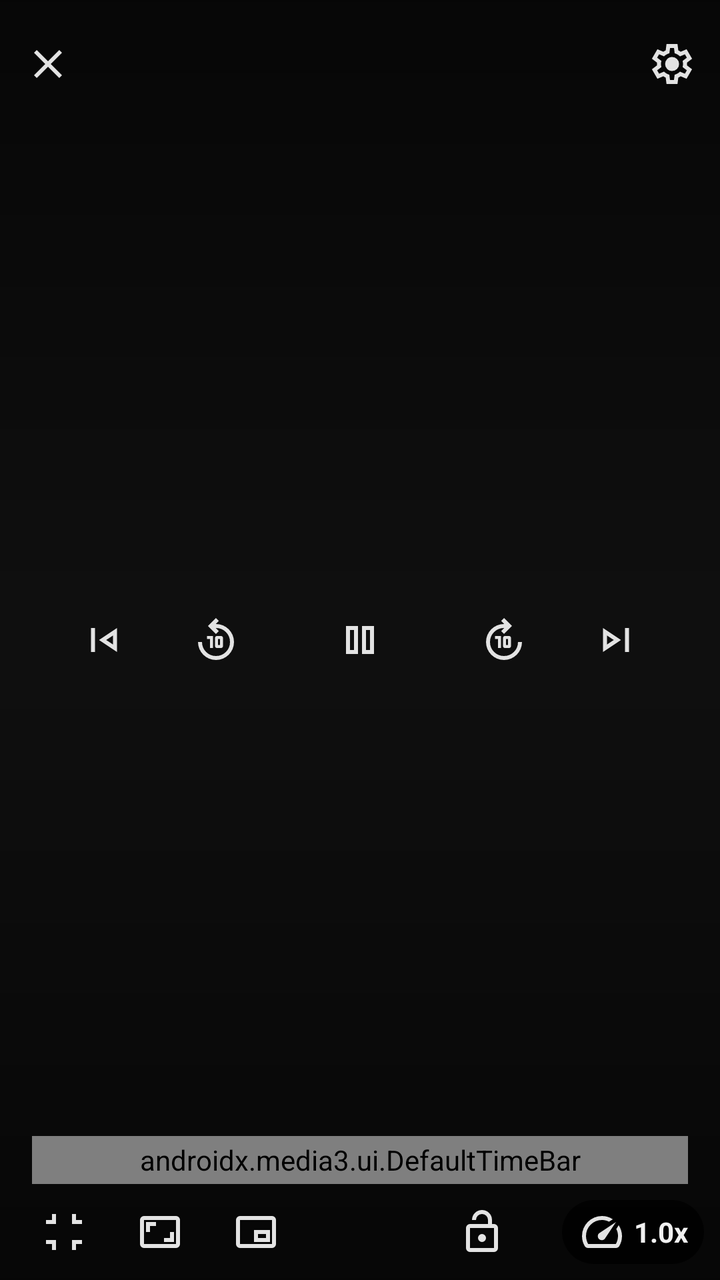
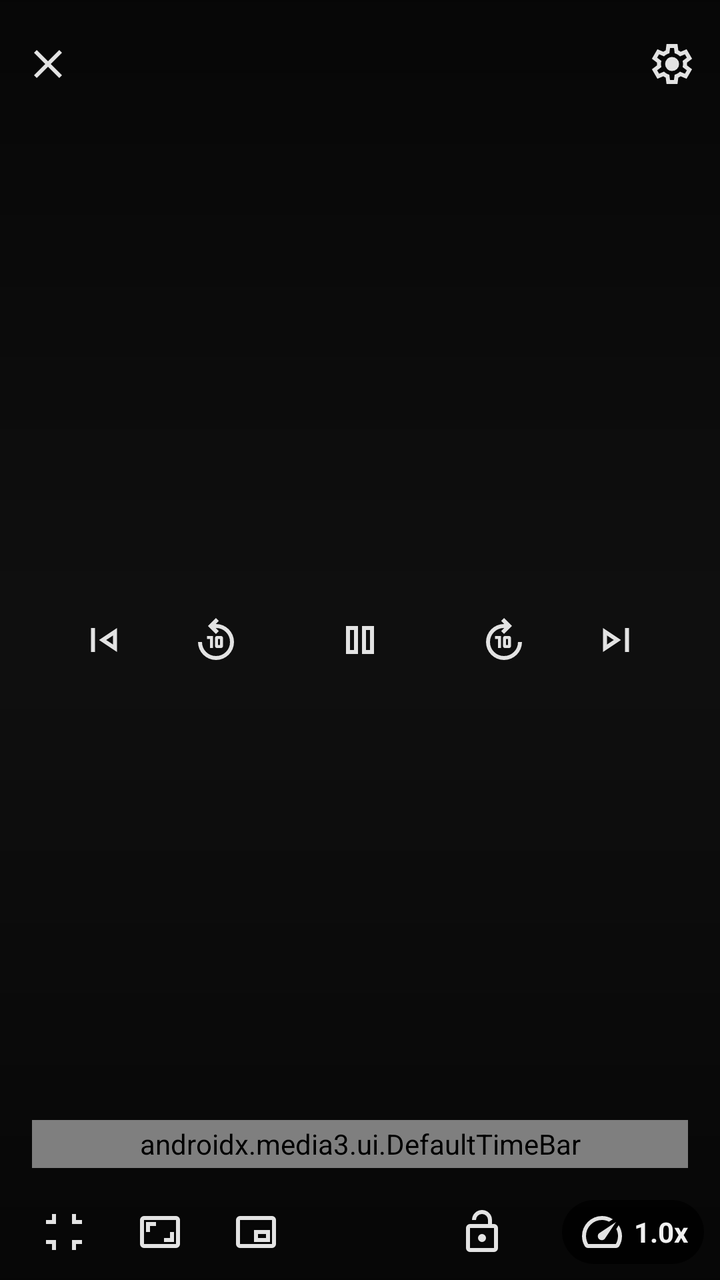

The first picture is an Android layout as it rendered before a commit; the second is the same layout after the commit. The layout source and the unified diff follow.
<!-- AndroidManifest.xml: application theme Theme.NobiStream -->
<!-- res/layout/exo_player_control_view.xml -->
<?xml version="1.0" encoding="utf-8"?>
<androidx.constraintlayout.widget.ConstraintLayout xmlns:android="http://schemas.android.com/apk/res/android"
    xmlns:app="http://schemas.android.com/apk/res-auto"
    android:id="@+id/playerControllerRoot"
    android:layout_width="match_parent"
    android:layout_height="match_parent"
    android:background="@drawable/player_controller_scrim">

    
    <ImageButton
        android:id="@+id/ctrlBack"
        android:layout_width="@dimen/icon_button_size"
        android:layout_height="@dimen/icon_button_size"
        android:layout_marginTop="@dimen/spacing_8"
        android:background="?attr/selectableItemBackgroundBorderless"
        android:contentDescription="@string/player_close"
        android:src="@drawable/ic_close"
        app:layout_constraintStart_toStartOf="parent"
        app:layout_constraintTop_toTopOf="parent" />

    <TextView
        android:id="@+id/ctrlTitle"
        android:layout_width="0dp"
        android:layout_height="wrap_content"
        android:layout_marginStart="@dimen/spacing_8"
        android:layout_marginEnd="@dimen/spacing_8"
        android:ellipsize="end"
        android:maxLines="1"
        android:textColor="@color/text_primary"
        android:textSize="@dimen/text_body"
        android:textStyle="bold"
        app:layout_constraintBottom_toBottomOf="@id/ctrlBack"
        app:layout_constraintEnd_toStartOf="@id/ctrlOptions"
        app:layout_constraintStart_toEndOf="@id/ctrlBack"
        app:layout_constraintTop_toTopOf="@id/ctrlBack" />

    <ImageButton
        android:id="@+id/ctrlOptions"
        android:layout_width="@dimen/icon_button_size"
        android:layout_height="@dimen/icon_button_size"
        android:layout_marginTop="@dimen/spacing_8"
        android:background="?attr/selectableItemBackgroundBorderless"
        android:contentDescription="@string/player_options"
        android:src="@drawable/ic_settings"
        app:layout_constraintEnd_toEndOf="parent"
        app:layout_constraintTop_toTopOf="parent" />

    
    <ImageButton
        android:id="@+id/ctrlPrev"
        android:layout_width="@dimen/player_control_size"
        android:layout_height="@dimen/player_control_size"
        android:background="?attr/selectableItemBackgroundBorderless"
        android:contentDescription="@string/player_previous"
        android:padding="@dimen/spacing_8"
        android:src="@drawable/ic_skip_previous"
        app:layout_constraintBottom_toBottomOf="parent"
        app:layout_constraintEnd_toStartOf="@id/ctrlRew"
        app:layout_constraintHorizontal_chainStyle="packed"
        app:layout_constraintStart_toStartOf="parent"
        app:layout_constraintTop_toTopOf="parent" />

    <ImageButton
        android:id="@+id/ctrlRew"
        android:layout_width="@dimen/player_control_size"
        android:layout_height="@dimen/player_control_size"
        android:layout_marginStart="@dimen/spacing_8"
        android:layout_marginEnd="@dimen/spacing_8"
        android:background="?attr/selectableItemBackgroundBorderless"
        android:contentDescription="@string/player_rewind_10"
        android:padding="@dimen/spacing_8"
        android:src="@drawable/ic_replay_10"
        app:layout_constraintBottom_toBottomOf="parent"
        app:layout_constraintEnd_toStartOf="@id/ctrlPlayPause"
        app:layout_constraintStart_toEndOf="@id/ctrlPrev"
        app:layout_constraintTop_toTopOf="parent" />

    <ImageButton
        android:id="@+id/ctrlPlayPause"
        android:layout_width="@dimen/player_play_size"
        android:layout_height="@dimen/player_play_size"
        android:layout_marginStart="@dimen/spacing_8"
        android:layout_marginEnd="@dimen/spacing_8"
        android:background="?attr/selectableItemBackgroundBorderless"
        android:contentDescription="@string/player_play_pause"
        android:padding="@dimen/spacing_8"
        android:src="@drawable/ic_pause"
        app:layout_constraintBottom_toBottomOf="parent"
        app:layout_constraintEnd_toStartOf="@id/ctrlFfwd"
        app:layout_constraintStart_toEndOf="@id/ctrlRew"
        app:layout_constraintTop_toTopOf="parent" />

    <ImageButton
        android:id="@+id/ctrlFfwd"
        android:layout_width="@dimen/player_control_size"
        android:layout_height="@dimen/player_control_size"
        android:layout_marginStart="@dimen/spacing_8"
        android:layout_marginEnd="@dimen/spacing_8"
        android:background="?attr/selectableItemBackgroundBorderless"
        android:contentDescription="@string/player_forward_10"
        android:padding="@dimen/spacing_8"
        android:src="@drawable/ic_forward_10"
        app:layout_constraintBottom_toBottomOf="parent"
        app:layout_constraintEnd_toStartOf="@id/ctrlNext"
        app:layout_constraintStart_toEndOf="@id/ctrlPlayPause"
        app:layout_constraintTop_toTopOf="parent" />

    <ImageButton
        android:id="@+id/ctrlNext"
        android:layout_width="@dimen/player_control_size"
        android:layout_height="@dimen/player_control_size"
        android:background="?attr/selectableItemBackgroundBorderless"
        android:contentDescription="@string/player_next"
        android:padding="@dimen/spacing_8"
        android:src="@drawable/ic_skip_next"
        app:layout_constraintBottom_toBottomOf="parent"
        app:layout_constraintEnd_toEndOf="parent"
        app:layout_constraintStart_toEndOf="@id/ctrlFfwd"
        app:layout_constraintTop_toTopOf="parent" />

    
    <TextView
        android:id="@id/exo_position"
        android:layout_width="wrap_content"
        android:layout_height="wrap_content"
        android:layout_marginStart="@dimen/spacing_16"
        android:textColor="@color/text_primary"
        android:textSize="@dimen/text_caption"
        app:layout_constraintBottom_toTopOf="@id/exo_progress"
        app:layout_constraintStart_toStartOf="parent" />

    <TextView
        android:id="@id/exo_duration"
        android:layout_width="wrap_content"
        android:layout_height="wrap_content"
        android:layout_marginEnd="@dimen/spacing_16"
        android:textColor="@color/text_primary"
        android:textSize="@dimen/text_caption"
        app:layout_constraintBottom_toTopOf="@id/exo_progress"
        app:layout_constraintEnd_toEndOf="parent" />

    <androidx.media3.ui.DefaultTimeBar
        android:id="@id/exo_progress"
        android:layout_width="0dp"
        android:layout_height="@dimen/player_timebar_height"
        android:layout_marginStart="@dimen/spacing_16"
        android:layout_marginEnd="@dimen/spacing_16"
        app:bar_height="3dp"
        app:buffered_color="@color/progress_buffered"
        app:played_color="@color/primary"
        app:scrubber_color="@color/primary"
        app:scrubber_enabled_size="12dp"
        app:touch_target_height="24dp"
        app:unplayed_color="@color/outline"
        app:layout_constraintBottom_toTopOf="@id/seekTicks"
        app:layout_constraintEnd_toEndOf="parent"
        app:layout_constraintStart_toStartOf="parent" />

    
    <LinearLayout
        android:id="@+id/seekTicks"
        android:layout_width="0dp"
        android:layout_height="4dp"
        android:layout_marginStart="@dimen/spacing_16"
        android:layout_marginTop="2dp"
        android:layout_marginEnd="@dimen/spacing_16"
        android:orientation="horizontal"
        android:visibility="gone"
        app:layout_constraintBottom_toTopOf="@id/ctrlBottomRow"
        app:layout_constraintEnd_toEndOf="parent"
        app:layout_constraintStart_toStartOf="parent"
        app:layout_constraintTop_toBottomOf="@id/exo_progress" />

    
    <LinearLayout
        android:id="@+id/ctrlBottomRow"
        android:layout_width="match_parent"
        android:layout_height="wrap_content"
        android:gravity="center_vertical"
        android:orientation="horizontal"
        android:paddingStart="@dimen/spacing_8"
        android:paddingEnd="@dimen/spacing_8"
        app:layout_constraintBottom_toBottomOf="parent"
        app:layout_constraintEnd_toEndOf="parent"
        app:layout_constraintStart_toStartOf="parent">

        <LinearLayout
            android:id="@+id/ctrlBottomLeft"
            android:layout_width="wrap_content"
            android:layout_height="wrap_content"
            android:gravity="center_vertical"
            android:orientation="horizontal">

        <ImageButton
            android:id="@+id/ctrlFullscreen"
            android:layout_width="@dimen/icon_button_size"
            android:layout_height="@dimen/icon_button_size"
            android:background="?attr/selectableItemBackgroundBorderless"
            android:contentDescription="@string/player_fullscreen"
            android:src="@drawable/ic_fullscreen_exit" />

        <ImageButton
            android:id="@+id/ctrlAspect"
            android:layout_width="@dimen/icon_button_size"
            android:layout_height="@dimen/icon_button_size"
            android:background="?attr/selectableItemBackgroundBorderless"
            android:contentDescription="@string/player_aspect_ratio"
            android:src="@drawable/ic_aspect_ratio" />

        <ImageButton
            android:id="@+id/ctrlPip"
            android:layout_width="@dimen/icon_button_size"
            android:layout_height="@dimen/icon_button_size"
            android:background="?attr/selectableItemBackgroundBorderless"
            android:contentDescription="@string/player_pip"
            android:src="@drawable/ic_pip" />
        </LinearLayout>

        <View
            android:layout_width="0dp"
            android:layout_height="1dp"
            android:layout_weight="1" />

        <LinearLayout
            android:id="@+id/ctrlBottomRight"
            android:layout_width="wrap_content"
            android:layout_height="wrap_content"
            android:gravity="center_vertical"
            android:orientation="horizontal">

        <ImageButton
            android:id="@+id/ctrlLock"
            android:layout_width="@dimen/icon_button_size"
            android:layout_height="@dimen/icon_button_size"
            android:background="?attr/selectableItemBackgroundBorderless"
            android:contentDescription="@string/player_lock"
            android:src="@drawable/ic_lock_open" />

        
        <ImageButton
            android:id="@+id/ctrlSubtitles"
            android:layout_width="@dimen/icon_button_size"
            android:layout_height="@dimen/icon_button_size"
            android:background="?attr/selectableItemBackgroundBorderless"
            android:contentDescription="@string/player_subtitles"
            android:src="@drawable/ic_closed_caption"
            android:visibility="gone" />

        <TextView
            android:id="@+id/ctrlCounter"
            android:layout_width="wrap_content"
            android:layout_height="wrap_content"
            android:padding="@dimen/spacing_8"
            android:textColor="@color/text_secondary"
            android:textSize="@dimen/text_caption" />

        
        <TextView
            android:id="@+id/ctrlSpeedLabel"
            android:layout_width="wrap_content"
            android:layout_height="wrap_content"
            android:background="@drawable/bg_gesture_pill"
            android:drawableStart="@drawable/ic_speed"
            android:drawablePadding="@dimen/spacing_4"
            android:gravity="center_vertical"
            android:minHeight="32dp"
            android:paddingStart="@dimen/spacing_8"
            android:paddingTop="@dimen/spacing_4"
            android:paddingEnd="@dimen/spacing_8"
            android:paddingBottom="@dimen/spacing_4"
            android:text="1.0x"
            android:textColor="@color/text_primary"
            android:textSize="@dimen/text_body"
            android:textStyle="bold" />
        </LinearLayout>
    </LinearLayout>

</androidx.constraintlayout.widget.ConstraintLayout>
<!-- resources referenced by this layout -->
<resources>
  <color name="outline">#717171</color>
  <color name="primary">#229ED9</color>
  <color name="progress_buffered">#717171</color>
  <color name="text_primary">#F1F1F1</color>
  <color name="text_secondary">#AAAAAA</color>
  <dimen name="icon_button_size">48dp</dimen>
  <dimen name="player_control_size">48dp</dimen>
  <dimen name="player_play_size">64dp</dimen>
  <dimen name="player_timebar_height">24dp</dimen>
  <dimen name="spacing_16">16dp</dimen>
  <dimen name="spacing_4">4dp</dimen>
  <dimen name="spacing_8">8dp</dimen>
  <dimen name="text_body">14sp</dimen>
  <dimen name="text_caption">12sp</dimen>
  <!-- drawable bg_gesture_pill (drawable) -->
  <?xml version="1.0" encoding="utf-8"?>
  <shape xmlns:android="http://schemas.android.com/apk/res/android"
      android:shape="rectangle">
      <solid android:color="@color/scrim" />
      <corners android:radius="@dimen/corner_full" />
  </shape>
  <!-- drawable player_controller_scrim (drawable) -->
  <?xml version="1.0" encoding="utf-8"?>
  <shape xmlns:android="http://schemas.android.com/apk/res/android">
      <gradient
          android:angle="90"
          android:centerColor="#00000000"
          android:endColor="#99000000"
          android:startColor="#99000000"
          android:type="linear" />
  </shape>
  <string name="player_aspect_ratio">Aspect ratio</string>
  <string name="player_close">Close player</string>
  <string name="player_forward_10">Forward 10 seconds</string>
  <string name="player_fullscreen">Fullscreen</string>
  <string name="player_lock">Lock controls</string>
  <string name="player_next">Next</string>
  <string name="player_options">Player options</string>
  <string name="player_pip">Picture-in-picture</string>
  <string name="player_play_pause">Play / Pause</string>
  <string name="player_previous">Previous</string>
  <string name="player_rewind_10">Back 10 seconds</string>
  <string name="player_subtitles">Subtitles</string>
  <color name="scrim">#CC000000</color>
  <dimen name="corner_full">999dp</dimen>
  <color name="primary_dark">#1B7FB8</color>
  <color name="background">#0F0F0F</color>
  <color name="surface">#212121</color>
  <color name="surface_variant">#272727</color>
  <color name="on_surface_variant">#C7C7C7</color>
  <color name="error">#E5484D</color>
  <color name="on_error">#FFFFFF</color>
  <style name="Theme.NobiStream.BottomSheetDialog" parent="ThemeOverlay.Material3.BottomSheetDialog">
          <item name="bottomSheetStyle">@style/Widget.NobiStream.BottomSheet</item>
      </style>
  <style name="Shape.NobiStream.Dialog" parent="ShapeAppearance.Material3.MediumComponent">
          <item name="cornerFamily">rounded</item>
          <item name="cornerSize">@dimen/corner_dialog</item>
      </style>
  <style name="Widget.NobiStream.Button.Text" parent="Widget.Material3.Button.TextButton">
          <item name="android:minHeight">@dimen/button_height_small</item>
          <item name="android:textColor">@color/primary</item>
      </style>
  <style name="Widget.NobiStream.BottomSheet" parent="Widget.Material3.BottomSheet">
          <item name="backgroundTint">@color/surface</item>
          <item name="shapeAppearance">@style/Shape.NobiStream.BottomSheet</item>
      </style>
  <dimen name="corner_dialog">28dp</dimen>
  <dimen name="button_height_small">48dp</dimen>
  <style name="Shape.NobiStream.BottomSheet" parent="ShapeAppearance.Material3.LargeComponent">
          <item name="cornerFamily">rounded</item>
          <item name="cornerSizeTopLeft">@dimen/corner_sheet</item>
          <item name="cornerSizeTopRight">@dimen/corner_sheet</item>
          <item name="cornerSizeBottomLeft">0dp</item>
          <item name="cornerSizeBottomRight">0dp</item>
      </style>
  <dimen name="corner_sheet">28dp</dimen>
  <!-- unchanged entries left out for length: 16 -->
</resources>

<!-- the commit's change to res/layout/exo_player_control_view.xml (unified diff, before → after) -->
@@ -145,6 +145,7 @@
         android:layout_height="@dimen/player_timebar_height"
         android:layout_marginStart="@dimen/spacing_16"
         android:layout_marginEnd="@dimen/spacing_16"
+        android:layout_marginBottom="8dp"
         app:bar_height="3dp"
         app:buffered_color="@color/progress_buffered"
         app:played_color="@color/primary"
@@ -152,7 +153,7 @@
         app:scrubber_enabled_size="12dp"
         app:touch_target_height="24dp"
         app:unplayed_color="@color/outline"
-        app:layout_constraintBottom_toTopOf="@id/seekTicks"
+        app:layout_constraintBottom_toTopOf="@id/ctrlBottomRow"
         app:layout_constraintEnd_toEndOf="parent"
         app:layout_constraintStart_toStartOf="parent" />
 
